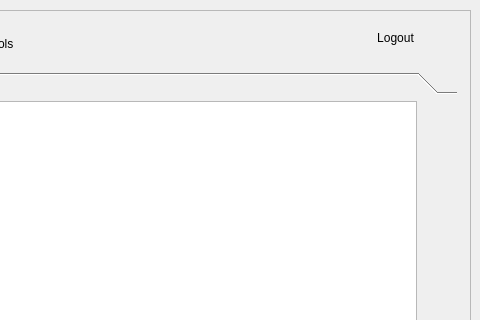
Old version of the form forms/MainWindow.ui in the repository tigerjpg/cybersecurity; both pictures show x 320 to 800 and y 0 to 320 of the 800 by 600 pixel window.
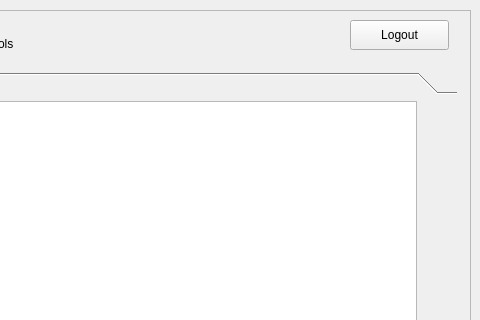
New version of the form. The open tabs and pages were chosen to show the change. Icons and pictures are not drawn. Custom widgets are drawn as their Qt base class.

Diff of the .ui file:
```diff
--- a/forms/MainWindow.ui
+++ b/forms/MainWindow.ui
@@ -895,21 +895,18 @@
         <set>Qt::AlignCenter</set>
        </property>
       </widget>
-      <widget class="QLabel" name="admin_logout_label">
+      <widget class="QPushButton" name="admin_logout_button">
        <property name="geometry">
         <rect>
-         <x>670</x>
-         <y>20</y>
-         <width>71</width>
-         <height>16</height>
+         <x>660</x>
+         <y>10</y>
+         <width>99</width>
+         <height>30</height>
         </rect>
        </property>
        <property name="text">
         <string>Logout</string>
        </property>
-       <property name="alignment">
-        <set>Qt::AlignCenter</set>
-       </property>
       </widget>
      </widget>
     </widget>
```
Left out of the diff: 26 changed lines with no effect on the pictures.
